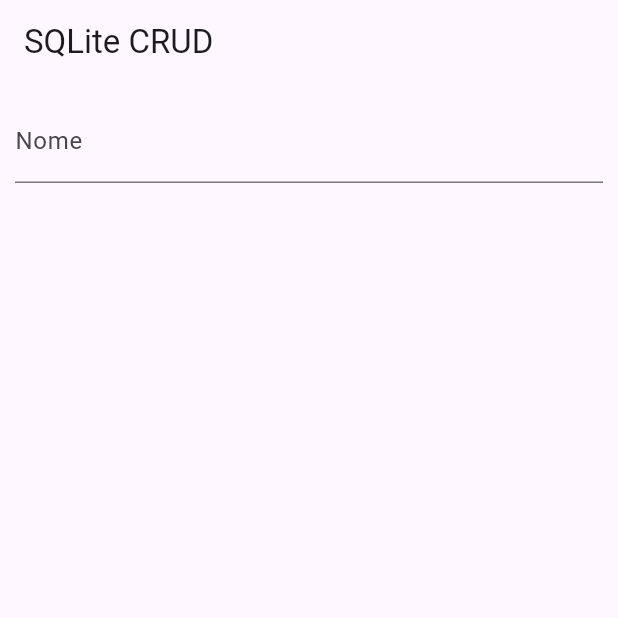
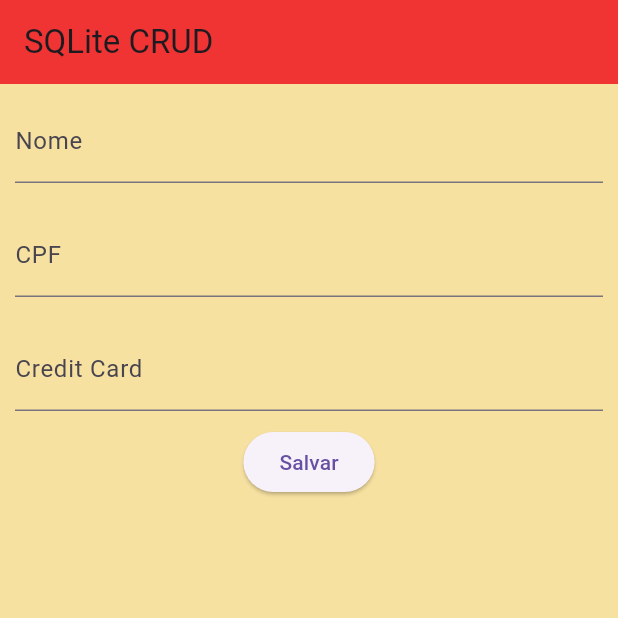
Before and after one commit to JeanKeitwo16/flutter-sqlite, a Flutter app: the screen it shows after launch, on a phone screen of 412 x 824 dp, the top half of it. Run offline on Flutter 3.47's test engine with Material 3 defaults, Android fonts, the phone set to English and light mode, and no system bars; our stand-ins replace sqflite; accounts and stored records are empty.

Commit message:
commit tela crud

```diff
--- a/lib/PessoaDAO.dart
+++ b/lib/PessoaDAO.dart
@@ -19,7 +19,7 @@ class PessoaDAO {
     final db = await _dbHelper.database;
     await db.delete('pessoa', where: 'id = ?', whereArgs: [pessoa.id]);
   }
-  Future<List<Pessoa>> selectPessoa(Pessoa pessoa) async{
+  Future<List<Pessoa>> selectPessoa() async{
     final db = await _dbHelper.database;
     final List<Map<String, dynamic>> tipoJSON = await db.query('pessoa');
     return List.generate(tipoJSON.length, (i){
--- a/lib/main.dart
+++ b/lib/main.dart
@@ -1,4 +1,6 @@
 import 'package:flutter/material.dart';
+import 'package:flutter_sqlite/Pessoa.dart';
+import 'package:flutter_sqlite/PessoaDAO.dart';
 
 void main() {
   runApp(const MyApp());
@@ -9,12 +11,10 @@ class MyApp extends StatelessWidget {
 
   @override
   Widget build(BuildContext context) {
-    return MaterialApp(
-      title: "SQLite CRUD",
-      home: Pagina1()
-    );
+    return MaterialApp(title: "SQLite CRUD", home: Pagina1());
   }
 }
+
 class Pagina1 extends StatefulWidget {
   const Pagina1({super.key});
 
@@ -23,16 +23,123 @@ class Pagina1 extends StatefulWidget {
 }
 
 class _Pagina1State extends State<Pagina1> {
+  final PessoaDAO _pessoaDAO = PessoaDAO();
+  final TextEditingController _nomeController = TextEditingController();
+  final TextEditingController _cpfController = TextEditingController();
+  final TextEditingController _creditCardController = TextEditingController();
+
+  List<Pessoa> _listaPessoas = [];
+  Pessoa? _pessoaAtual;
+
+
+
+  @override
+  void initState() {
+    super.initState();
+    _loadPessoas();
+  }
+
+  void _salvarOuEditarPessoa() async {
+    if (_pessoaAtual == null) {
+      await _pessoaDAO.insertPessoa(
+        Pessoa(
+            nome: _nomeController.text,
+            cpf: _cpfController.text,
+            creditcard: _creditCardController.text),
+      );
+    } else {
+      _pessoaAtual!.nome = _nomeController.text;
+      _pessoaAtual!.cpf = _cpfController.text;
+      _pessoaAtual!.creditcard = _creditCardController.text;
+      await _pessoaDAO.updatePessoa(_pessoaAtual!);
+    }
+    _nomeController.clear();
+    _cpfController.clear();
+    _creditCardController.clear();
+    setState(() {
+      _pessoaAtual = null;
+    });
+    _loadPessoas();
+  }
+
+  void _editarPessoa(Pessoa pessoa) {
+    setState(() {
+      _pessoaAtual = pessoa;
+      _nomeController.text = pessoa.nome;
+      _cpfController.text = pessoa.cpf;
+      _creditCardController.text = pessoa.creditcard;
+    });
+  }
+
+  void _deletePessoa(int index) async {
+    await _pessoaDAO.deletePessoa(Pessoa(
+      id: index,
+      nome: '',
+      cpf: '',
+      creditcard: '',
+    ));
+    _loadPessoas();
+  }
+
+  void _loadPessoas() async {
+    List<Pessoa> listaTemp = await _pessoaDAO.selectPessoa();
+    setState(() {
+      _listaPessoas = listaTemp;
+    });
+  }
+
   @override
   Widget build(BuildContext context) {
     return Scaffold(
-      appBar: AppBar(title: Text("SQLite CRUD")),
+      appBar: AppBar(
+        title: const Text("SQLite CRUD"),
+        backgroundColor: const Color.fromARGB(255, 240, 52, 52),
+      ),
+      backgroundColor: const Color.fromARGB(255, 247, 225, 161),
       body: Column(
         children: [
-          Padding(padding: EdgeInsets.all(10),
-          child: TextField(
-            decoration: InputDecoration(labelText: 'Nome'),
-          )),
+          Padding(
+              padding: const EdgeInsets.all(10),
+              child: TextField(
+                controller: _nomeController,
+                decoration: const InputDecoration(labelText: 'Nome'),
+              )),
+          Padding(
+              padding: const EdgeInsets.all(10),
+              child: TextField(
+                controller: _cpfController,
+                decoration: const InputDecoration(labelText: 'CPF'),
+              )),
+          Padding(
+              padding: const EdgeInsets.all(10),
+              child: TextField(
+                controller: _creditCardController,
+                decoration: const InputDecoration(labelText: 'Credit Card'),
+              )),
+          ElevatedButton(
+            onPressed: _salvarOuEditarPessoa,
+            child: Text(_pessoaAtual == null ? 'Salvar' : "Atualizar"),
+          ),
+          Expanded(
+            child: ListView.builder(
+              itemCount: _listaPessoas.length,
+              itemBuilder: (context, index) {
+                final Pessoa pessoa = _listaPessoas[index];
+                return ListTile(
+                  title: Text(
+                      'Nome: ${pessoa.nome} - CPF: ${pessoa.cpf} - Credit Card: ${pessoa.creditcard}'),
+                  trailing: IconButton(
+                      onPressed: () {
+                        _deletePessoa(pessoa.id!);
+                      },
+                      icon: const Icon(Icons.delete)),
+                  onTap: () {
+                    _editarPessoa(pessoa);
+                  },
+                );
+              },
+            ),
+          )
         ],
       ),
     );
```
